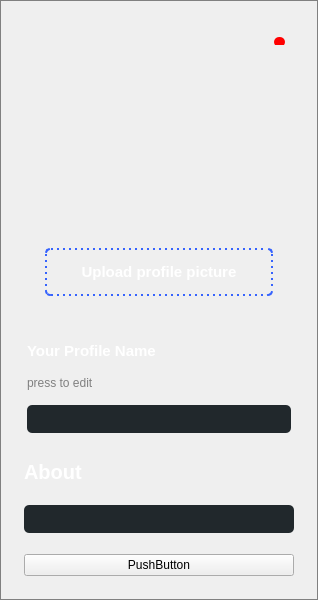
Before: the Qt Designer form profilewindow.ui in MarkoSami/ChatVibes, drawn with Qt 5.
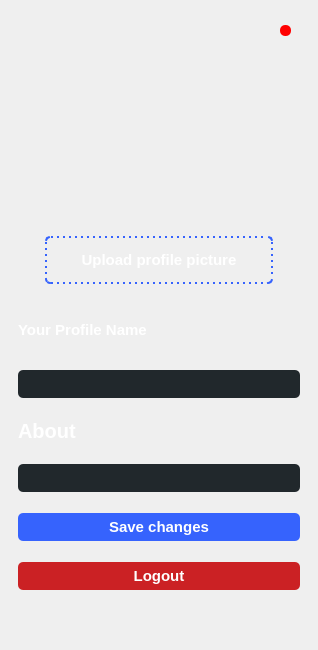
After: the same form once the commit is applied. Icons and pictures are not drawn.

Patch:
```diff
--- a/profilewindow.ui
+++ b/profilewindow.ui
@@ -7,26 +7,26 @@
     <x>0</x>
     <y>0</y>
     <width>318</width>
-    <height>600</height>
+    <height>650</height>
    </rect>
   </property>
   <property name="minimumSize">
    <size>
     <width>318</width>
-    <height>600</height>
+    <height>650</height>
    </size>
   </property>
   <property name="maximumSize">
    <size>
     <width>318</width>
-    <height>600</height>
+    <height>650</height>
    </size>
   </property>
   <property name="windowTitle">
    <string>Form</string>
   </property>
   <property name="styleSheet">
-   <string notr="true"/>
+   <string notr="true">border: none;</string>
   </property>
   <layout class="QHBoxLayout" name="horizontalLayout">
    <property name="leftMargin">
@@ -46,10 +46,15 @@
      <property name="styleSheet">
       <string notr="true">#profileCont_2 { 
 	background-image: url(:/imgs/welcomePic.png);
-border:1px solid grey;
 }</string>
      </property>
      <layout class="QVBoxLayout" name="verticalLayout_2">
+      <property name="spacing">
+       <number>0</number>
+      </property>
+      <property name="bottomMargin">
+       <number>0</number>
+      </property>
       <item alignment="Qt::AlignRight">
        <widget class="QGroupBox" name="horizontalGroupBox_2">
         <property name="minimumSize">
@@ -112,8 +117,14 @@
          <property name="spacing">
           <number>21</number>
          </property>
-         <item>
+         <item alignment="Qt::AlignHCenter">
           <widget class="QLabel" name="ProfileImageLabel">
+           <property name="sizePolicy">
+            <sizepolicy hsizetype="Fixed" vsizetype="Preferred">
+             <horstretch>0</horstretch>
+             <verstretch>0</verstretch>
+            </sizepolicy>
+           </property>
            <property name="minimumSize">
             <size>
              <width>157</width>
@@ -168,19 +179,6 @@
            </property>
           </widget>
          </item>
-         <item>
-          <spacer name="verticalSpacer">
-           <property name="orientation">
-            <enum>Qt::Vertical</enum>
-           </property>
-           <property name="sizeHint" stdset="0">
-            <size>
-             <width>20</width>
-             <height>60</height>
-            </size>
-           </property>
-          </spacer>
-         </item>
          <item>
           <widget class="QGroupBox" name="verticalGroupBox">
            <property name="styleSheet">
@@ -245,24 +243,6 @@
                  </property>
                 </widget>
                </item>
-               <item>
-                <widget class="QLabel" name="label">
-                 <property name="sizePolicy">
-                  <sizepolicy hsizetype="Preferred" vsizetype="Preferred">
-                   <horstretch>0</horstretch>
-                   <verstretch>0</verstretch>
-                  </sizepolicy>
-                 </property>
-                 <property name="styleSheet">
-                  <string notr="true">color:gray ; 
-font-size: 12px;
-</string>
-                 </property>
-                 <property name="text">
-                  <string>press to edit</string>
-                 </property>
-                </widget>
-               </item>
               </layout>
              </widget>
             </item>
@@ -282,19 +262,6 @@
            </layout>
           </widget>
          </item>
-         <item>
-          <spacer name="verticalSpacer_3">
-           <property name="orientation">
-            <enum>Qt::Vertical</enum>
-           </property>
-           <property name="sizeHint" stdset="0">
-            <size>
-             <width>20</width>
-             <height>60</height>
-            </size>
-           </property>
-          </spacer>
-         </item>
          <item>
           <widget class="QLabel" name="ProfileAboutLabel">
            <property name="sizePolicy">
@@ -350,8 +317,39 @@
          </item>
          <item>
           <widget class="QPushButton" name="pushButton">
+           <property name="styleSheet">
+            <string notr="true">#pushButton{background-color :#3663fd;
+font-weight : bold ;
+border-radius : 5px;
+font-size : 15px; 
+color:white;
+padding: 5px;}
+#pushButton:pressed {
+    border: 1px solid white
+}
+</string>
+           </property>
            <property name="text">
-            <string>PushButton</string>
+            <string>Save changes</string>
+           </property>
+          </widget>
+         </item>
+         <item>
+          <widget class="QPushButton" name="pushButton_2">
+           <property name="styleSheet">
+            <string notr="true">#pushButton_2{background-color :rgb(203, 33, 36);
+font-weight : bold ;
+border-radius : 5px;
+font-size : 15px; 
+color:white;
+padding: 5px;}
+#pushButton_2:pressed {
+    border: 1px solid white
+}
+</string>
+           </property>
+           <property name="text">
+            <string>Logout</string>
            </property>
           </widget>
          </item>
```
